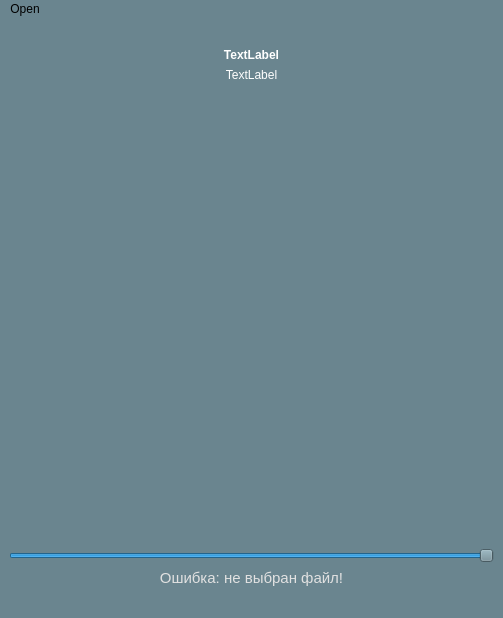
Qt form resources/ui/MainWindow.ui (senatrkosarev/AudioPlayer) before a commit.
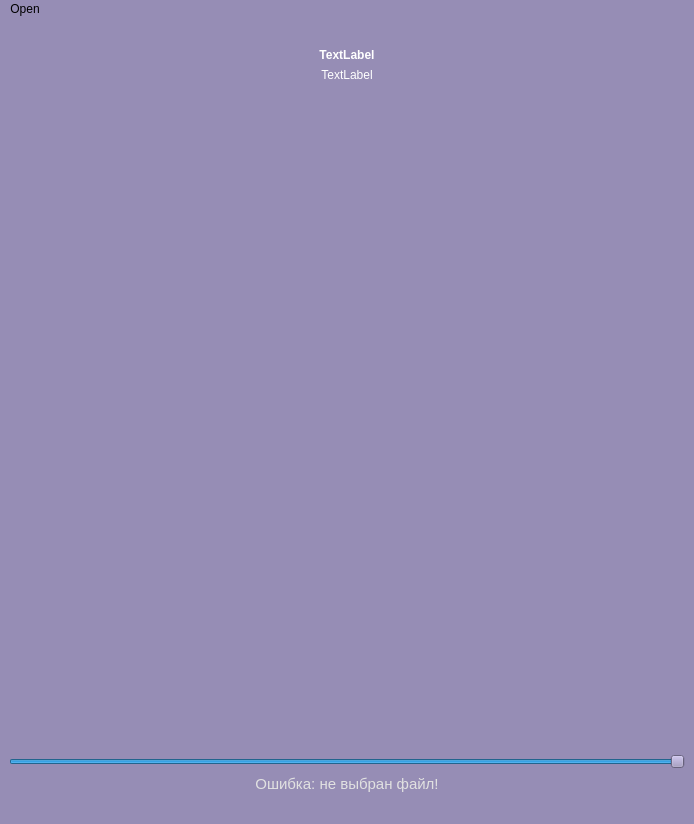
The same form after that commit. Icons and pictures are not drawn.

Commit message: Auto background color selection

The edit to the form file:
```diff
--- a/resources/ui/MainWindow.ui
+++ b/resources/ui/MainWindow.ui
@@ -6,8 +6,8 @@
    <rect>
     <x>0</x>
     <y>0</y>
-    <width>503</width>
-    <height>618</height>
+    <width>694</width>
+    <height>824</height>
    </rect>
   </property>
   <property name="sizePolicy">
@@ -26,7 +26,7 @@
    <string>Audioplayer</string>
   </property>
   <property name="styleSheet">
-   <string notr="true">background-color: rgb(106, 133, 143);</string>
+   <string notr="true">background-color: rgb(150, 141, 181);</string>
   </property>
   <widget class="QWidget" name="centralwidget">
    <property name="sizePolicy">
@@ -41,9 +41,6 @@
      <height>0</height>
     </size>
    </property>
-   <property name="styleSheet">
-    <string notr="true"/>
-   </property>
    <layout class="QVBoxLayout" name="verticalLayout">
     <item>
      <widget class="QLabel" name="image">
@@ -349,7 +346,7 @@
     <rect>
      <x>0</x>
      <y>0</y>
-     <width>503</width>
+     <width>694</width>
      <height>26</height>
     </rect>
    </property>
```
The commit also changes 3 other files.
